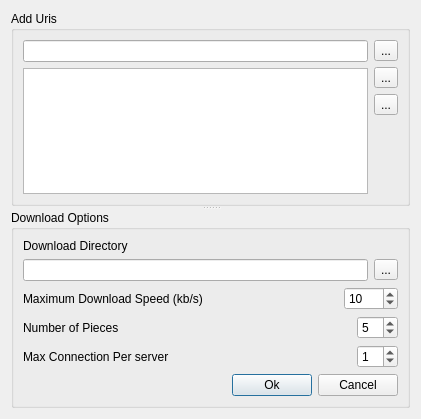
The window that gui/NewDownloadDialog.ui (a-atalla/BarqDM) describes before a commit, drawn with Qt 5.
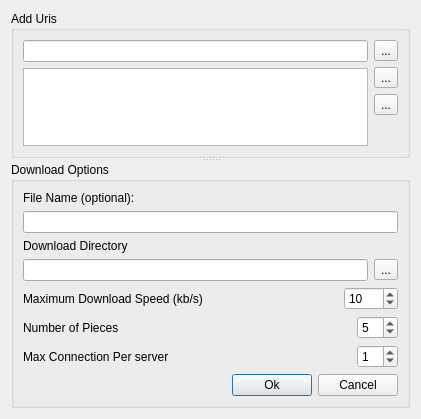
The same window after the commit. Icons and pictures are not drawn.

Commit message: support youtube download via flashgot

```diff
--- a/gui/NewDownloadDialog.ui
+++ b/gui/NewDownloadDialog.ui
@@ -108,6 +108,16 @@
        <string>Download Options</string>
       </property>
       <layout class="QVBoxLayout" name="verticalLayout_3">
+       <item>
+        <widget class="QLabel" name="label_2">
+         <property name="text">
+          <string>File Name (optional):</string>
+         </property>
+        </widget>
+       </item>
+       <item>
+        <widget class="QLineEdit" name="edtFileName"/>
+       </item>
        <item>
         <widget class="QLabel" name="label">
          <property name="text">
```
The commit also changes 8 other files.
